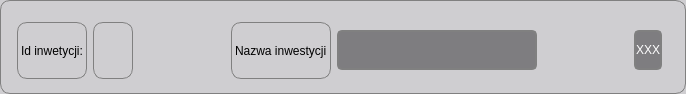
Before: the Qt Designer form src/gui/home_page_investment.ui in youngdashu/Investments-overview, drawn with Qt 5.
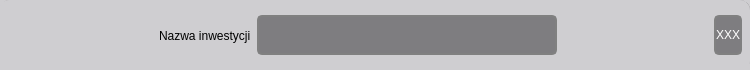
After: the same form once the commit is applied.

Commit message: close program dialog new files with dialog classes new file with widget class new utility functions

Diff of the .ui file:
```diff
--- a/src/gui/home_page_investment.ui
+++ b/src/gui/home_page_investment.ui
@@ -6,14 +6,14 @@
    <rect>
     <x>0</x>
     <y>0</y>
-    <width>686</width>
-    <height>94</height>
+    <width>750</width>
+    <height>70</height>
    </rect>
   </property>
   <property name="minimumSize">
    <size>
     <width>686</width>
-    <height>94</height>
+    <height>63</height>
    </size>
   </property>
   <property name="windowTitle">
@@ -29,21 +29,21 @@
   <widget class="QFrame" name="MainFrame">
    <property name="geometry">
     <rect>
-     <x>9</x>
-     <y>10</y>
-     <width>661</width>
-     <height>81</height>
+     <x>-1</x>
+     <y>0</y>
+     <width>751</width>
+     <height>71</height>
     </rect>
    </property>
    <property name="styleSheet">
     <string notr="true">QFrame{
-/*border: 1px solid gray;*/
+border: 0px solid gray;
 border-radius: 10px;
 background: rgb(207, 206, 209);
 }
 
 QLabel{
-border: 1px solid gray;
+border: 0px solid gray;
 border-radius: 10px;
 background: rgb(207, 206, 209);
 }
@@ -53,6 +53,13 @@
 border-radius: 5px;
 background: rgb(126, 125, 128);
 color: rgb(255, 255, 255)
+}
+
+QPushButton:hover{
+border: 2px solid gray;
+border-radius: 5px;
+background: rgb(176, 175, 178);
+color: rgb(255, 255, 255)
 }</string>
    </property>
    <property name="frameShape">
@@ -74,26 +81,6 @@
     <property name="bottomMargin">
      <number>12</number>
     </property>
-    <item>
-     <widget class="QLabel" name="labelInvestmentId">
-      <property name="text">
-       <string>Id inwetycji:</string>
-      </property>
-     </widget>
-    </item>
-    <item>
-     <widget class="QLabel" name="InvestmentId">
-      <property name="minimumSize">
-       <size>
-        <width>40</width>
-        <height>0</height>
-       </size>
-      </property>
-      <property name="text">
-       <string/>
-      </property>
-     </widget>
-    </item>
     <item>
      <spacer name="horizontalSpacer">
       <property name="orientation">
@@ -101,7 +88,7 @@
       </property>
       <property name="sizeHint" stdset="0">
        <size>
-        <width>50</width>
+        <width>40</width>
         <height>20</height>
        </size>
       </property>
@@ -124,7 +111,7 @@
      <widget class="QPushButton" name="buttonInvestmentName">
       <property name="minimumSize">
        <size>
-        <width>200</width>
+        <width>300</width>
         <height>40</height>
        </size>
       </property>
@@ -140,7 +127,7 @@
       </property>
       <property name="sizeHint" stdset="0">
        <size>
-        <width>40</width>
+        <width>120</width>
         <height>20</height>
        </size>
       </property>
```
The commit also changes 14 other files.
